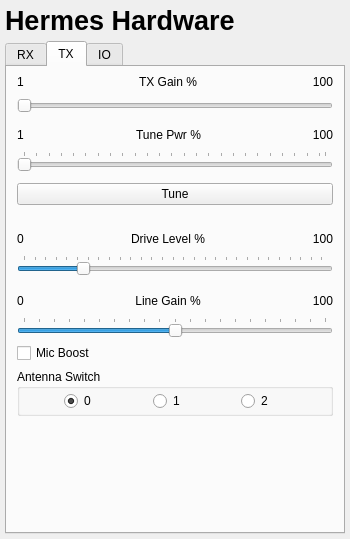
Above: QtRadio/hermesframe.ui from kd0oss/QtRadioNG before the change. Below: the same form after it.
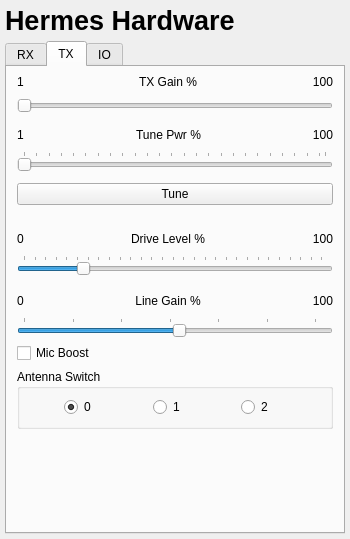
That is the form after the change. The open tabs and pages were chosen to show the change.

Diff of the .ui file:
```diff
--- a/QtRadio/hermesframe.ui
+++ b/QtRadio/hermesframe.ui
@@ -806,10 +806,10 @@
          <item>
           <widget class="QSlider" name="hhTxLineGainSlider">
            <property name="maximum">
-            <number>100</number>
+            <number>31</number>
            </property>
            <property name="value">
-            <number>50</number>
+            <number>16</number>
            </property>
            <property name="orientation">
             <enum>Qt::Horizontal</enum>
@@ -834,7 +834,7 @@
            <property name="minimumSize">
             <size>
              <width>0</width>
-             <height>47</height>
+             <height>60</height>
             </size>
            </property>
            <property name="title">
```
